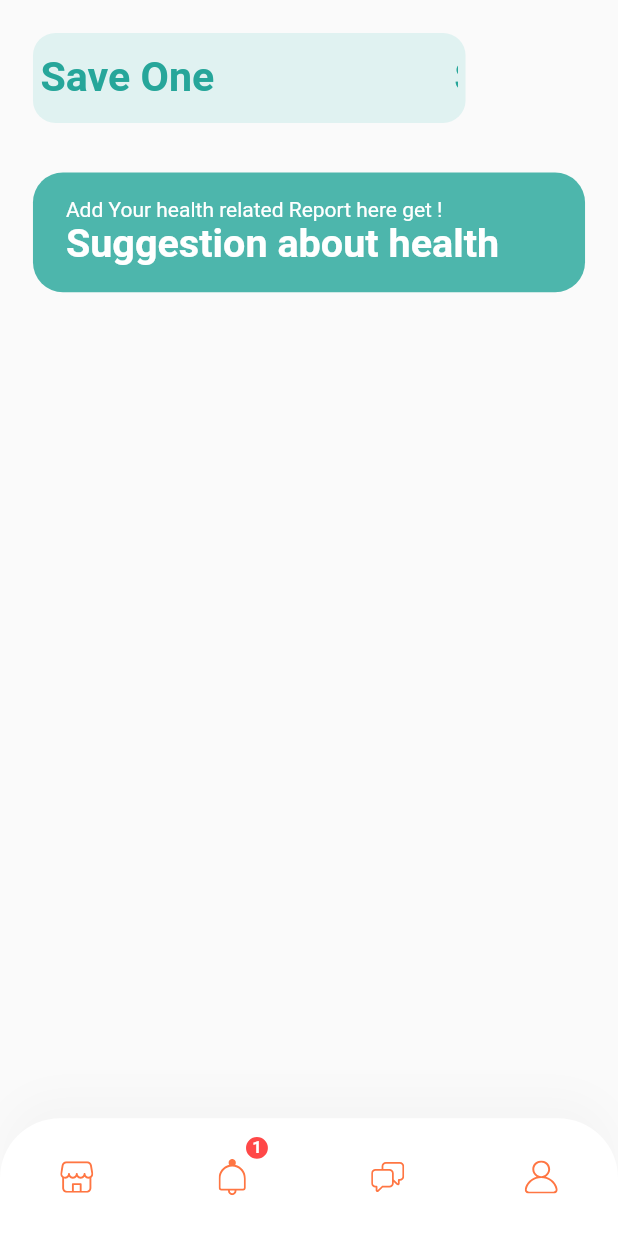
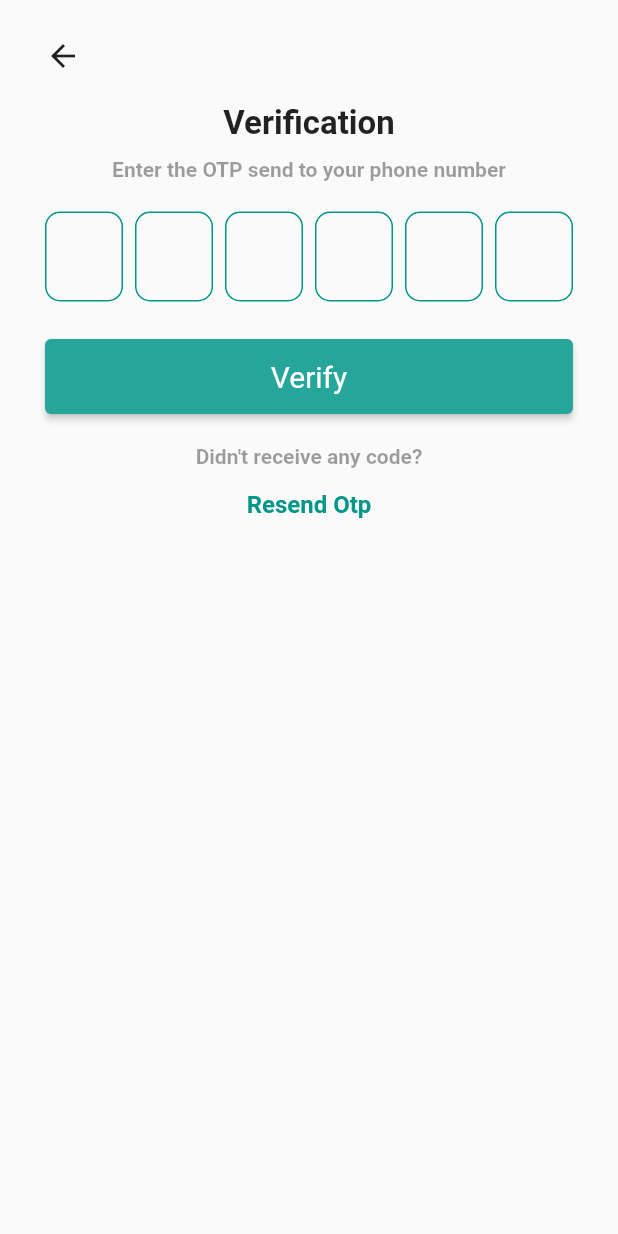
Before and after one commit to vishal1677/HealthPlusApp, a Flutter app: the screen it shows after launch, after a tap on "Send the OTP", on a phone screen of 412 x 824 dp. Run offline on Flutter 3.47's test engine with Material 2 defaults, Android fonts, the phone set to English and light mode, and no system bars; drawn by our look-alikes of marquee, overlay_support, pinput; our stand-ins replace cloud_firestore, firebase_auth, firebase_core, flutter_secure_storage, flutter_svg, hive and 1 more; accounts and stored records are empty.

Commit message:
otp change

```diff
--- a/lib/MobileAuth/mobileauth.dart
+++ b/lib/MobileAuth/mobileauth.dart
@@ -114,7 +114,7 @@ class _MobileLoginState extends State<MobileLogin> {
 
 
                       //Navigator.push(context, MaterialPageRoute(builder: (context)=>MobileOTP()));
-                      Navigator.push(context, MaterialPageRoute(builder: (context)=>HomeScreen()));
+                      Navigator.push(context, MaterialPageRoute(builder: (context)=>OtpScreen()));
                     },
                       child: Text("Send the OTP "),
                       style: ElevatedButton.styleFrom(
--- /dev/null
+++ b/lib/MobileAuth/mobileotp.dart
@@ -0,0 +1,303 @@
+import 'package:flutter/material.dart';
+import 'package:hive/hive.dart';
+import 'package:pinput/pinput.dart';
+
+class OtpScreen extends StatefulWidget{
+  @override
+  State<OtpScreen> createState() {
+    return OtpState();
+  }
+
+}
+
+class OtpState extends State<OtpScreen>{
+  String? otpCode;
+  @override
+  Widget build(BuildContext context) {
+    return Scaffold(
+      body: SafeArea(
+        child: Center(
+          child: Padding(
+            padding:
+            const EdgeInsets.symmetric(vertical: 25, horizontal: 30),
+            child: Column(
+              children: [
+                Align(
+                  alignment: Alignment.topLeft,
+                  child: GestureDetector(
+                    onTap: () => Navigator.of(context).pop(),
+                    child: const Icon(Icons.arrow_back),
+                  ),
+                ),
+
+                const SizedBox(height: 20),
+                const Text(
+                  "Verification",
+                  style: TextStyle(
+                    fontSize: 22,
+                    fontWeight: FontWeight.bold,
+                  ),
+                ),
+                const SizedBox(height: 10),
+                const Text(
+                  "Enter the OTP send to your phone number",
+                  style: TextStyle(
+                    fontSize: 14,
+                    color: Colors.black38,
+                    fontWeight: FontWeight.bold,
+                  ),
+                  textAlign: TextAlign.center,
+                ),
+                const SizedBox(height: 20),
+                Pinput(
+                  length: 6,
+                  showCursor: true,
+                  defaultPinTheme: PinTheme(
+                    width: 60,
+                    height: 60,
+                    decoration: BoxDecoration(
+                      borderRadius: BorderRadius.circular(10),
+                      border: Border.all(
+                        color: Colors.teal,
+                      ),
+                    ),
+                    textStyle: const TextStyle(
+                      fontSize: 20,
+                      fontWeight: FontWeight.w600,
+                    ),
+                  ),
+                  onCompleted: (value) {
+                    setState(() {
+                      otpCode = value;
+                    });
+                  },
+                ),
+                const SizedBox(height: 25),
+                SizedBox(
+                  width: MediaQuery.of(context).size.width,
+                  height: 50,
+                  child: ConstrainedBox(
+                    constraints: BoxConstraints.tightFor(height: 20,width: 100),
+                    child: ElevatedButton(
+                      child:
+                      Text("Verify"),
+                      onPressed: () {
+
+                      },
+                      style: ElevatedButton.styleFrom(
+                        primary: Colors.teal[400],
+                        textStyle: TextStyle(fontSize: 20),
+                        shadowColor: Colors.black87,
+
+                      ),
+                    ),
+                  ),
+                ),
+                const SizedBox(height: 20),
+                const Text(
+                  "Didn't receive any code?",
+                  style: TextStyle(
+                    fontSize: 14,
+                    fontWeight: FontWeight.bold,
+                    color: Colors.black38,
+                  ),
+                ),
+                const SizedBox(height: 15),
+                InkWell(
+                  child: const Text(
+                    "Resend Otp",
+                    style: TextStyle(
+                      fontSize: 16,
+                      fontWeight: FontWeight.bold,
+                      color: Colors.teal,
+                    ),
+                  ),
+                ),
+              ],
+            ),
+          ),
+        ),
+      ),
+    );
+  }
+
+}
+// import 'package:flutter/material.dart';
+// import 'package:phoneauth_firebase/provider/auth_provider.dart';
+// import 'package:phoneauth_firebase/screens/home_screen.dart';
+// import 'package:phoneauth_firebase/screens/user_information_screen.dart';
+// import 'package:phoneauth_firebase/utils/utils.dart';
+// import 'package:phoneauth_firebase/widgets/custom_button.dart';
+// import 'package:pinput/pinput.dart';
+// import 'package:provider/provider.dart';
+//
+// class OtpScreen extends StatefulWidget {
+//   final String verificationId;
+//   const OtpScreen({super.key, required this.verificationId});
+//
+//   @override
+//   State<OtpScreen> createState() => _OtpScreenState();
+// }
+//
+// class _OtpScreenState extends State<OtpScreen> {
+//   String? otpCode;
+//
+//   @override
+//   Widget build(BuildContext context) {
+//     final isLoading =
+//         Provider.of<AuthProvider>(context, listen: true).isLoading;
+//     return Scaffold(
+//       body: SafeArea(
+//         child: isLoading == true
+//             ? const Center(
+//           child: CircularProgressIndicator(
+//             color: Colors.purple,
+//           ),
+//         )
+//             : Center(
+//           child: Padding(
+//             padding:
+//             const EdgeInsets.symmetric(vertical: 25, horizontal: 30),
+//             child: Column(
+//               children: [
+//                 Align(
+//                   alignment: Alignment.topLeft,
+//                   child: GestureDetector(
+//                     onTap: () => Navigator.of(context).pop(),
+//                     child: const Icon(Icons.arrow_back),
+//                   ),
+//                 ),
+//                 Container(
+//                   width: 200,
+//                   height: 200,
+//                   padding: const EdgeInsets.all(20.0),
+//                   decoration: BoxDecoration(
+//                     shape: BoxShape.circle,
+//                     color: Colors.purple.shade50,
+//                   ),
+//                   child: Image.asset(
+//                     "assets/image2.png",
+//                   ),
+//                 ),
+//                 const SizedBox(height: 20),
+//                 const Text(
+//                   "Verification",
+//                   style: TextStyle(
+//                     fontSize: 22,
+//                     fontWeight: FontWeight.bold,
+//                   ),
+//                 ),
+//                 const SizedBox(height: 10),
+//                 const Text(
+//                   "Enter the OTP send to your phone number",
+//                   style: TextStyle(
+//                     fontSize: 14,
+//                     color: Colors.black38,
+//                     fontWeight: FontWeight.bold,
+//                   ),
+//                   textAlign: TextAlign.center,
+//                 ),
+//                 const SizedBox(height: 20),
+//                 Pinput(
+//                   length: 6,
+//                   showCursor: true,
+//                   defaultPinTheme: PinTheme(
+//                     width: 60,
+//                     height: 60,
+//                     decoration: BoxDecoration(
+//                       borderRadius: BorderRadius.circular(10),
+//                       border: Border.all(
+//                         color: Colors.purple.shade200,
+//                       ),
+//                     ),
+//                     textStyle: const TextStyle(
+//                       fontSize: 20,
+//                       fontWeight: FontWeight.w600,
+//                     ),
+//                   ),
+//                   onCompleted: (value) {
+//                     setState(() {
+//                       otpCode = value;
+//                     });
+//                   },
+//                 ),
+//                 const SizedBox(height: 25),
+//                 SizedBox(
+//                   width: MediaQuery.of(context).size.width,
+//                   height: 50,
+//                   child: CustomButton(
+//                     text: "Verify",
+//                     onPressed: () {
+//                       if (otpCode != null) {
+//                         verifyOtp(context, otpCode!);
+//                       } else {
+//                         showSnackBar(context, "Enter 6-Digit code");
+//                       }
+//                     },
+//                   ),
+//                 ),
+//                 const SizedBox(height: 20),
+//                 const Text(
+//                   "Didn't receive any code?",
+//                   style: TextStyle(
+//                     fontSize: 14,
+//                     fontWeight: FontWeight.bold,
+//                     color: Colors.black38,
+//                   ),
+//                 ),
+//                 const SizedBox(height: 15),
+//                 const Text(
+//                   "Resend New Code",
+//                   style: TextStyle(
+//                     fontSize: 16,
+//                     fontWeight: FontWeight.bold,
+//                     color: Colors.purple,
+//                   ),
+//                 ),
+//               ],
+//             ),
+//           ),
+//         ),
+//       ),
+//     );
+//   }
+//
+//   // verify otp
+//   void verifyOtp(BuildContext context, String userOtp) {
+//     final ap = Provider.of<AuthProvider>(context, listen: false);
+//     ap.verifyOtp(
+//       context: context,
+//       verificationId: widget.verificationId,
+//       userOtp: userOtp,
+//       onSuccess: () {
+//         // checking whether user exists in the db
+//         ap.checkExistingUser().then(
+//               (value) async {
+//             if (value == true) {
+//               // user exists in our app
+//               ap.getDataFromFirestore().then(
+//                     (value) => ap.saveUserDataToSP().then(
+//                       (value) => ap.setSignIn().then(
+//                         (value) => Navigator.pushAndRemoveUntil(
+//                         context,
+//                         MaterialPageRoute(
+//                           builder: (context) => const HomeScreen(),
+//                         ),
+//                             (route) => false),
+//                   ),
+//                 ),
+//               );
+//             } else {
+//               // new user
+//               Navigator.pushAndRemoveUntil(
+//                   context,
+//                   MaterialPageRoute(
+//                       builder: (context) => const UserInfromationScreen()),
+//                       (route) => false);
+//             }
+//           },
+//         );
+//       },
+//     );
+//   }
+// }
--- a/pubspec.yaml
+++ b/pubspec.yaml
@@ -31,13 +31,14 @@ environment:
 dependencies:
   flutter:
     sdk: flutter
+
   fluttertoast: ^8.1.1
   firebase_messaging: ^14.1.3
   flutter_local_notifications: ^12.0.4
   geolocator: ^8.2.0
   geocoding: ^2.0.4
   firebase_database:
-
+  pinput: ^2.2.23
 
 
 
@@ -73,7 +74,6 @@ dependencies:
   marquee: ^2.2.3
   firebase_storage:
   flutter_secure_storage:
-  pinput: ^2.2.12
   flutter_share: ^2.0.0
   pin_code_fields: ^7.4.0
 
```
Also changed, not shown: pubspec.lock.
